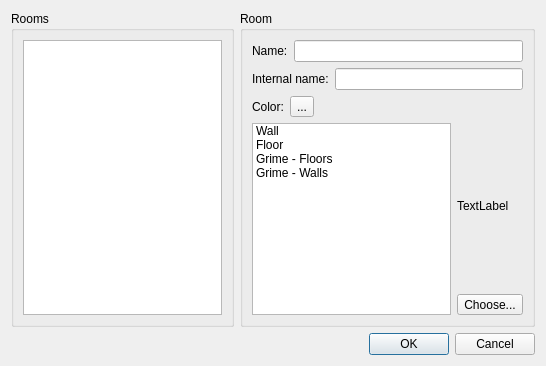
Before: the Qt Designer form src/tiled/BuildingEditor/roomsdialog.ui in timbaker/tiled, drawn with Qt 5.
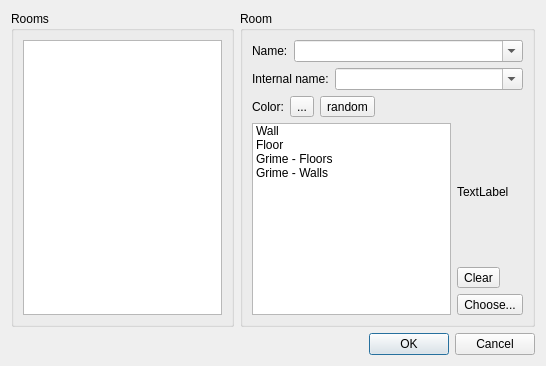
After: the same form once the commit is applied. Icons and pictures are not drawn. Custom widgets are drawn as their Qt base class.

What changed in the file:
```diff
--- a/src/tiled/BuildingEditor/roomsdialog.ui
+++ b/src/tiled/BuildingEditor/roomsdialog.ui
@@ -57,7 +57,17 @@
            </widget>
           </item>
           <item>
-           <widget class="QLineEdit" name="name"/>
+           <widget class="QComboBox" name="name">
+            <property name="sizePolicy">
+             <sizepolicy hsizetype="Expanding" vsizetype="Fixed">
+              <horstretch>0</horstretch>
+              <verstretch>0</verstretch>
+             </sizepolicy>
+            </property>
+            <property name="editable">
+             <bool>true</bool>
+            </property>
+           </widget>
           </item>
          </layout>
         </item>
@@ -71,7 +81,17 @@
            </widget>
           </item>
           <item>
-           <widget class="QLineEdit" name="internalName"/>
+           <widget class="QComboBox" name="internalName">
+            <property name="sizePolicy">
+             <sizepolicy hsizetype="Expanding" vsizetype="Fixed">
+              <horstretch>0</horstretch>
+              <verstretch>0</verstretch>
+             </sizepolicy>
+            </property>
+            <property name="editable">
+             <bool>true</bool>
+            </property>
+           </widget>
           </item>
          </layout>
         </item>
@@ -91,6 +111,13 @@
             </property>
            </widget>
           </item>
+          <item>
+           <widget class="QToolButton" name="randomColor">
+            <property name="text">
+             <string>random</string>
+            </property>
+           </widget>
+          </item>
           <item>
            <spacer name="horizontalSpacer_2">
             <property name="orientation">
@@ -147,6 +174,13 @@
               </property>
              </widget>
             </item>
+            <item>
+             <widget class="QToolButton" name="clearTile">
+              <property name="text">
+               <string>Clear</string>
+              </property>
+             </widget>
+            </item>
             <item>
              <widget class="QToolButton" name="chooseTile">
               <property name="text">
```
